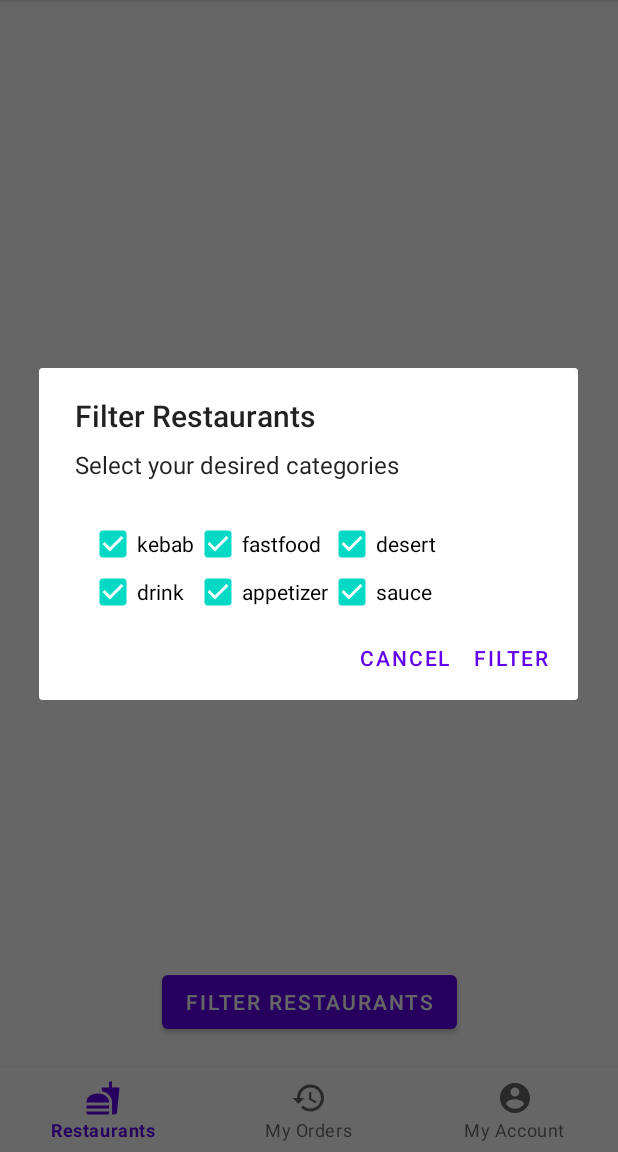
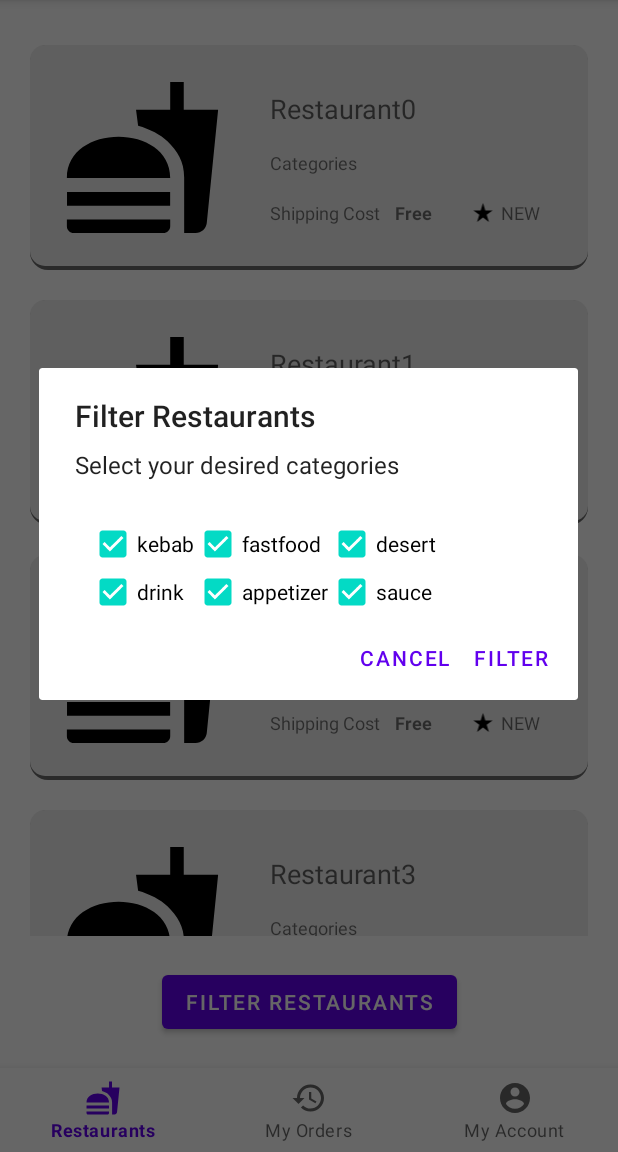
Before and after one commit to sadegh-majidi/Mobile-Programming-Final-Project, an Android app: the screen it shows after launch (HomeActivity), after a tap on "FILTER RESTAURANTS", on a phone screen of 412 x 824 dp, the part 84-1236 px from its top. Run offline under Robolectric (Android 15) with nearby library versions, the phone set to English and light mode, and no system bars; our stand-ins replace Room's generated code.

Commit message:
Restaurant rv added

```diff
--- /dev/null
+++ b/app/src/main/java/edu/sharif/snappfoodminus/adapter/RestaurantsAdapter.java
@@ -0,0 +1,64 @@
+package edu.sharif.snappfoodminus.adapter;
+
+import android.content.Context;
+import android.view.LayoutInflater;
+import android.view.View;
+import android.view.ViewGroup;
+import android.widget.Button;
+import android.widget.TextView;
+
+import androidx.annotation.NonNull;
+import androidx.recyclerview.widget.RecyclerView;
+
+import java.util.ArrayList;
+
+import edu.sharif.snappfoodminus.R;
+import edu.sharif.snappfoodminus.model.Restaurant;
+
+public class RestaurantsAdapter extends RecyclerView.Adapter<RestaurantsAdapter.ViewHolder> {
+
+    private ArrayList<Restaurant> mRestaurants;
+
+    public RestaurantsAdapter(ArrayList<Restaurant> restaurants) {
+        mRestaurants = restaurants;
+    }
+
+    @NonNull
+    @Override
+    public ViewHolder onCreateViewHolder(@NonNull ViewGroup parent, int viewType) {
+        Context context = parent.getContext();
+        LayoutInflater inflater = LayoutInflater.from(context);
+        View view = inflater.inflate(R.layout.layout_restaurant_item, parent, false);
+        return new ViewHolder(view);
+    }
+
+    @Override
+    public void onBindViewHolder(@NonNull ViewHolder holder, int position) {
+        Restaurant restaurant = mRestaurants.get(position);
+        holder.nameTextView.setText(restaurant.getName());
+        // TODO: methods for getting restaurant categories, shipping cost, and average rate
+//        holder.categoriesTextView.setText("");
+//        holder.shippingCostTextView.setText("");
+//        holder.rateTextView.setText("");
+    }
+
+    @Override
+    public int getItemCount() {
+        return mRestaurants.size();
+    }
+
+    public class ViewHolder extends RecyclerView.ViewHolder {
+        public TextView nameTextView;
+        public TextView categoriesTextView;
+        public TextView shippingCostTextView;
+        public TextView rateTextView;
+
+        public ViewHolder(View itemView) {
+            super(itemView);
+            nameTextView = itemView.findViewById(R.id.name_textview);
+            categoriesTextView = itemView.findViewById(R.id.categories_textview);
+            shippingCostTextView = itemView.findViewById(R.id.shipping_cost_textview);
+            rateTextView = itemView.findViewById(R.id.rate_textview);
+        }
+    }
+}
--- a/app/src/main/java/edu/sharif/snappfoodminus/controller/RestaurantsController.java
+++ b/app/src/main/java/edu/sharif/snappfoodminus/controller/RestaurantsController.java
@@ -24,6 +24,10 @@ public class RestaurantsController {
     public ArrayList<Restaurant> getFilteredRestaurants(ArrayList<Filter> filters) {
         // TODO: get all filtered restaurants
         // For now:
-        return new ArrayList<>();
+        ArrayList<Restaurant> restaurants = new ArrayList<>();
+        for (int i = 0; i < 10; i++) {
+            restaurants.add(new Restaurant("Restaurant" + String.valueOf(i), 1));
+        }
+        return restaurants;
     }
 }
--- a/app/src/main/java/edu/sharif/snappfoodminus/view/RestaurantsFragment.java
+++ b/app/src/main/java/edu/sharif/snappfoodminus/view/RestaurantsFragment.java
@@ -1,23 +1,20 @@
 package edu.sharif.snappfoodminus.view;
 
 import android.content.Context;
-import android.content.DialogInterface;
 import android.content.SharedPreferences;
 import android.os.Bundle;
-import android.util.Pair;
 import android.view.LayoutInflater;
 import android.view.View;
 import android.view.ViewGroup;
 import android.widget.Button;
 import android.widget.CheckBox;
-import android.widget.CompoundButton;
 import android.widget.GridLayout;
-import android.widget.LinearLayout;
-import android.widget.TextView;
 
 import androidx.annotation.NonNull;
 import androidx.appcompat.app.AlertDialog;
 import androidx.fragment.app.Fragment;
+import androidx.recyclerview.widget.LinearLayoutManager;
+import androidx.recyclerview.widget.RecyclerView;
 
 import com.google.gson.Gson;
 import com.google.gson.reflect.TypeToken;
@@ -25,8 +22,10 @@ import com.google.gson.reflect.TypeToken;
 import java.util.ArrayList;
 
 import edu.sharif.snappfoodminus.R;
+import edu.sharif.snappfoodminus.adapter.RestaurantsAdapter;
 import edu.sharif.snappfoodminus.controller.RestaurantsController;
 import edu.sharif.snappfoodminus.model.Filter;
+import edu.sharif.snappfoodminus.model.Restaurant;
 
 public class RestaurantsFragment extends Fragment {
 
@@ -51,22 +50,14 @@ public class RestaurantsFragment extends Fragment {
         Button filterButton = view.findViewById(R.id.filter_button);
         filterButton.setOnClickListener(v -> {
             filters = getCurrentFilters();
-            AlertDialog alertDialog = new AlertDialog.Builder(getActivity()).create();
-            alertDialog.setTitle("Filter Restaurants");
-            alertDialog.setView(getFiltersView(getActivity()));
-            alertDialog.setMessage("Select your desired categories");
-            alertDialog.setButton(AlertDialog.BUTTON_POSITIVE, "Filter",
-                    (dialog, which) -> {
-                        // TODO: Filter restaurants
-                        // controller.getFilteredRestaurants(filters);
-                        updateCurrentFilters();
-                        dialog.dismiss();
-                    });
-            alertDialog.setButton(AlertDialog.BUTTON_NEGATIVE, "Cancel",
-                    (dialog, which) -> dialog.dismiss());
-            alertDialog.show();
+            getFiltersDialog().show();
         });
 
+        ArrayList<Restaurant> restaurants = controller.getFilteredRestaurants(filters);
+        RecyclerView rvRestaurants = view.findViewById(R.id.restaurants_rv);
+        RestaurantsAdapter adapter = new RestaurantsAdapter(restaurants);
+        rvRestaurants.setAdapter(adapter);
+        rvRestaurants.setLayoutManager(new LinearLayoutManager(getContext()));
     }
 
     private ArrayList<Filter> initFilters() {
@@ -109,4 +100,21 @@ public class RestaurantsFragment extends Fragment {
         }
         return layout;
     }
+
+    private AlertDialog getFiltersDialog() {
+        AlertDialog alertDialog = new AlertDialog.Builder(getActivity()).create();
+        alertDialog.setTitle("Filter Restaurants");
+        alertDialog.setView(getFiltersView(getActivity()));
+        alertDialog.setMessage("Select your desired categories");
+        alertDialog.setButton(AlertDialog.BUTTON_POSITIVE, "Filter",
+                (dialog, which) -> {
+                    // TODO: Filter restaurants
+                    // controller.getFilteredRestaurants(filters);
+                    updateCurrentFilters();
+                    dialog.dismiss();
+                });
+        alertDialog.setButton(AlertDialog.BUTTON_NEGATIVE, "Cancel",
+                (dialog, which) -> dialog.dismiss());
+        return alertDialog;
+    }
 }
--- /dev/null
+++ b/app/src/main/res/drawable/layout_bg.xml
@@ -0,0 +1,22 @@
+<?xml version="1.0" encoding="UTF-8"?>
+
+
+<layer-list xmlns:android="http://schemas.android.com/apk/res/android">
+<item>
+    <shape android:shape="rectangle">
+        <solid android:color="#696969"/>
+        <corners android:radius="12dp" />
+    </shape>
+</item>
+
+<item
+    android:left="0dp"
+    android:right="0dp"
+    android:top="0dp"
+    android:bottom="3dp">
+    <shape android:shape="rectangle">
+        <solid android:color="#EEEEEE"/>
+        <corners android:radius="10dp" />
+    </shape>
+</item>
+</layer-list>
--- a/app/src/main/res/layout/layout_restaurant_item.xml
+++ b/app/src/main/res/layout/layout_restaurant_item.xml
@@ -4,6 +4,9 @@
     xmlns:tools="http://schemas.android.com/tools"
     android:layout_width="match_parent"
     android:layout_height="150dp"
+    android:layout_marginTop="10dp"
+    android:layout_marginBottom="10dp"
+    android:background="@drawable/layout_bg"
     android:padding="20dp">
 
     <ImageView
@@ -71,7 +74,7 @@
                 android:layout_height="wrap_content" />
 
             <TextView
-                android:id="@+id/shipping_cost"
+                android:id="@+id/shipping_cost_textview"
                 android:layout_width="wrap_content"
                 android:layout_height="match_parent"
                 android:layout_gravity="center"
```
